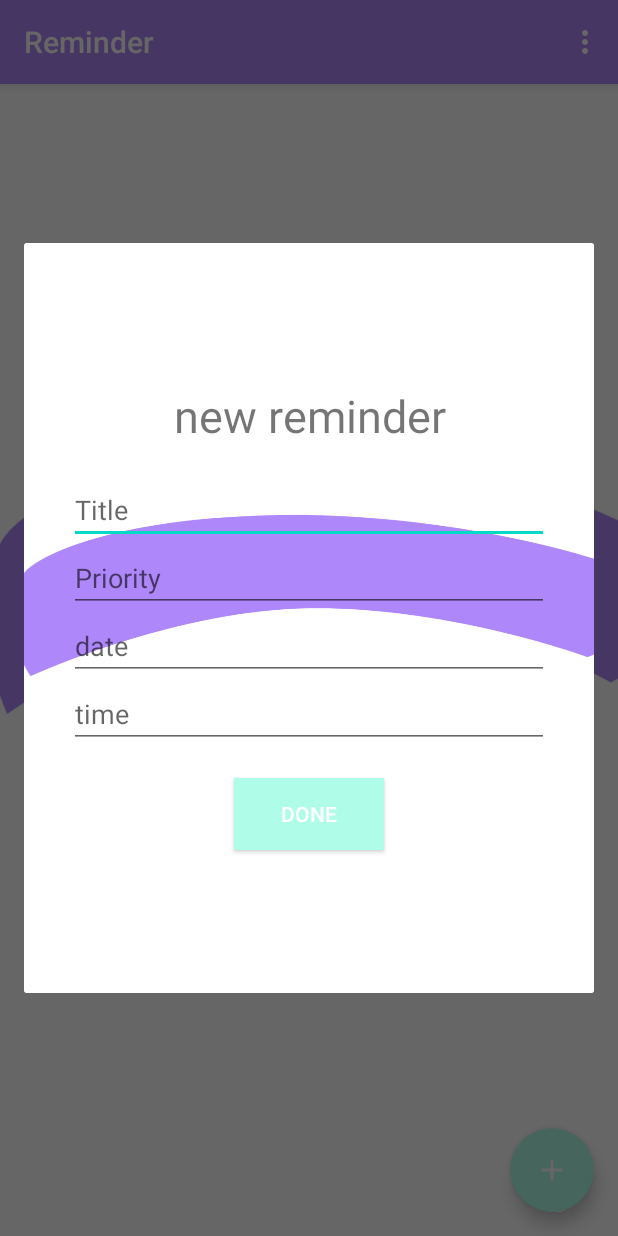
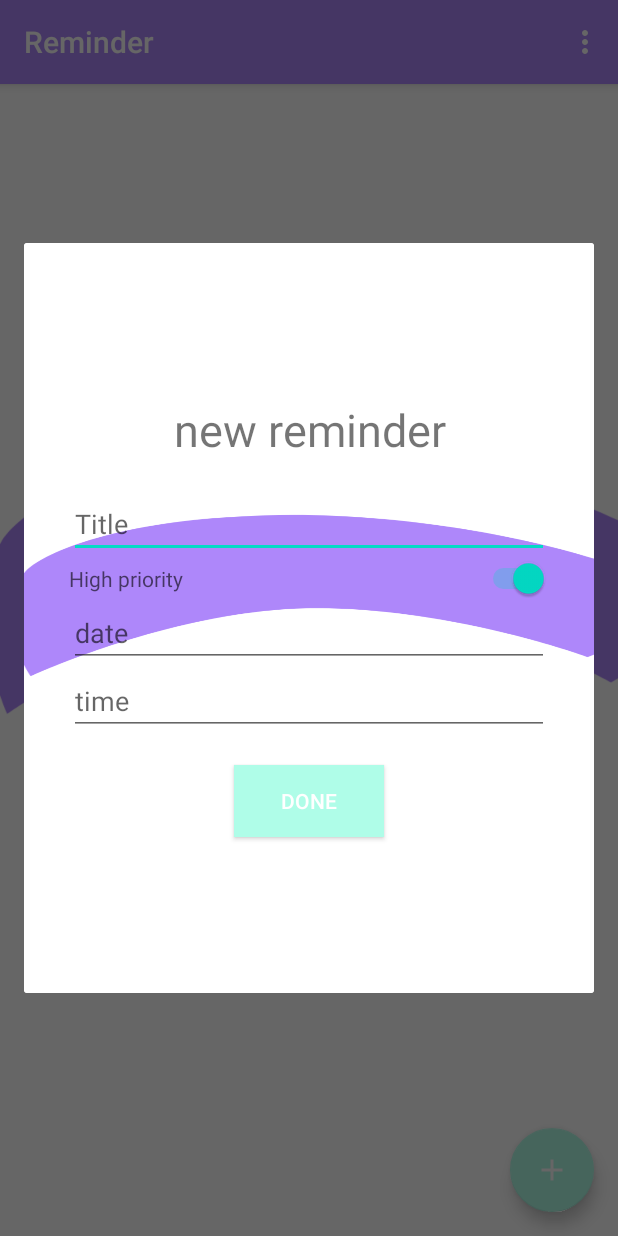
Before and after one commit to LatifahAlomar/Reminder, an Android app: the screen it shows after launch (MainActivity), after a tap on an icon or button, on a phone screen of 412 x 824 dp. Run offline under Robolectric (Android 15) with nearby library versions, the phone set to English and light mode, and no system bars.

Commit message:
الحمدلله

```diff
--- a/Reminder/app/build.gradle
+++ b/Reminder/app/build.gradle
@@ -6,7 +6,7 @@ android {
 
     defaultConfig {
         applicationId "com.example.reminder"
-        minSdkVersion 16
+        minSdkVersion 26
         targetSdkVersion 30
         versionCode 1
         versionName "1.0"
--- a/Reminder/app/src/main/res/layout/add_reminder_dialog.xml
+++ b/Reminder/app/src/main/res/layout/add_reminder_dialog.xml
@@ -37,17 +37,16 @@
             android:selectAllOnFocus="true"
             android:singleLine="false" />
 
-        <EditText
-            android:id="@+id/Priority"
+        <Switch
+            android:id="@+id/PrioritySwitch"
             android:layout_width="match_parent"
             android:layout_height="wrap_content"
             android:layout_marginLeft="30dp"
             android:layout_marginRight="30dp"
             android:ems="10"
-            android:hint="Priority"
-            android:inputType="textPersonName"
-            android:selectAllOnFocus="true"
-            android:singleLine="false" />
+            android:hint="High priority"
+            android:singleLine="false"
+            android:checked="true"/>
 
         <EditText
             android:id="@+id/dateInput"
```
Also changed, not shown: Reminder/app/src/main/java/com/example/reminder/MainActivity.java (+92 -7 lines), 426 other files.
